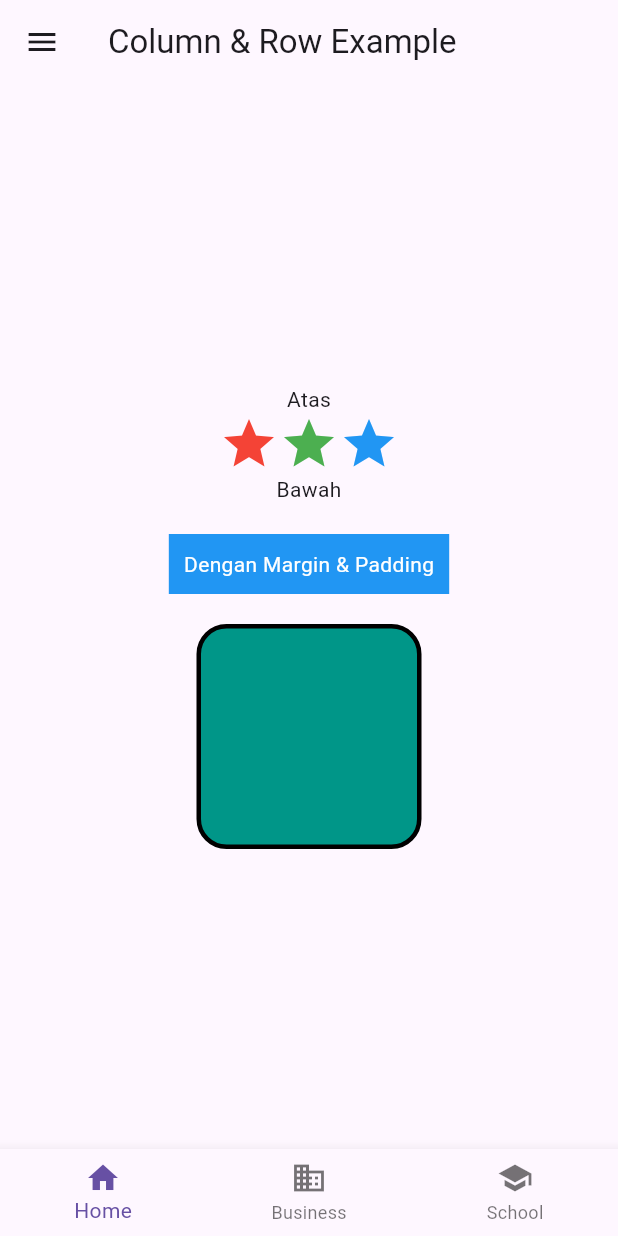
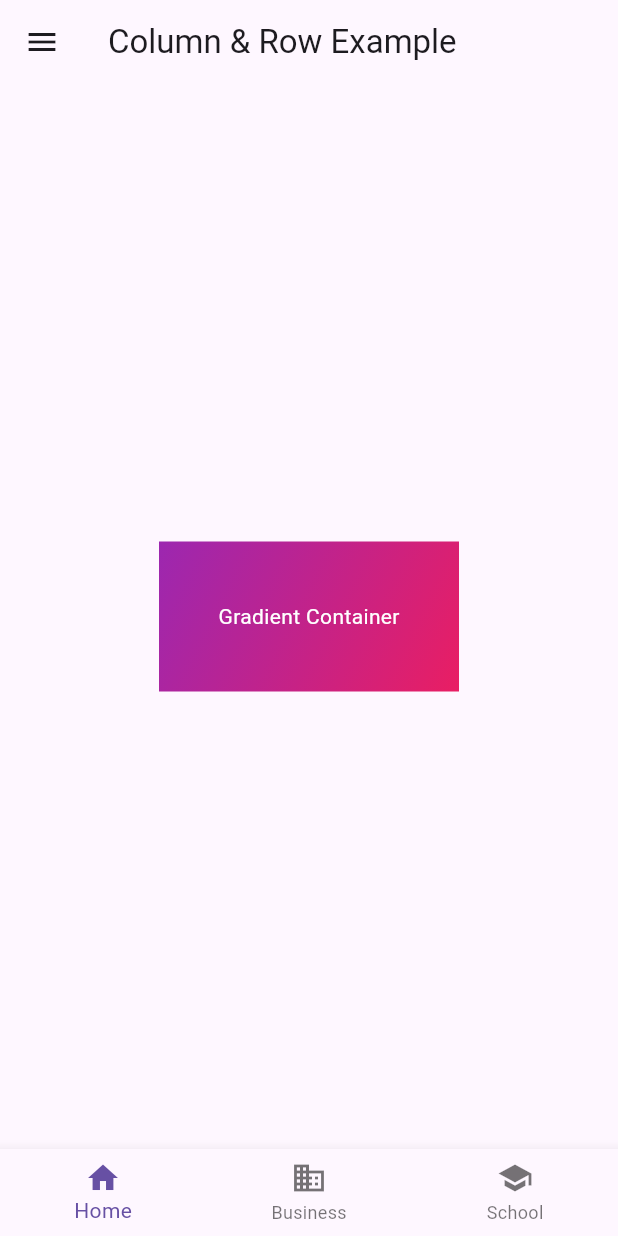
Before and after one commit to Alyaajeng/pem_mobile, a Flutter app: the screen it shows after launch, on a phone screen of 412 x 824 dp. Run offline on Flutter 3.47's test engine with Material 3 defaults, Android fonts, the phone set to English and light mode, and no system bars; our stand-ins replace just_audio.

Commit message:
P6 - Dasar Widget Container Gradient Background

```diff
--- a/flutter/pertemuan6/pertemuan6/lib/main.dart
+++ b/flutter/pertemuan6/pertemuan6/lib/main.dart
@@ -12,38 +12,22 @@ class AlyaApp extends StatelessWidget {
       home: Scaffold(
         appBar: AppBar(title: Text("Column & Row Example")),
         body: Center(
-          child: Column(
-            mainAxisAlignment: MainAxisAlignment.center,
-            children: [
-              const Text("Atas"),
-              Row(
-                mainAxisAlignment: MainAxisAlignment.center,
-                children: const [
-                  Icon(Icons.star, color: Colors.red, size: 40),
-                  Icon(Icons.star, color: Colors.green, size: 40),
-                  Icon(Icons.star, color: Colors.blue, size: 40),
-                ],
+          child: Container(
+            width: 200,
+            height: 100,
+            decoration: const BoxDecoration(
+              gradient: LinearGradient(
+                colors: [Colors.purple, Colors.pink],
+                begin: Alignment.topLeft,
+                end: Alignment.bottomRight,
               ),
-              const Text("Bawah"),
-              Container(
-                margin: const EdgeInsets.all(20), // jarak luar
-                padding: const EdgeInsets.all(10), // jarak dalam
-                color: Colors.blue,
-                child: const Text(
-                  "Dengan Margin & Padding",
-                  style: TextStyle(color: Colors.white),
-                ),
+            ),
+            child: const Center(
+              child: Text(
+                "Gradient Container",
+                style: TextStyle(color: Colors.white),
               ),
-              Container(
-                width: 150,
-                height: 150,
-                decoration: BoxDecoration(
-                  color: Colors.teal,
-                  borderRadius: BorderRadius.circular(20),
-                  border: Border.all(color: Colors.black, width: 3),
-                ),
-              ),
-            ],
+            ),
           ),
         ),
         drawer: Drawer(
```
